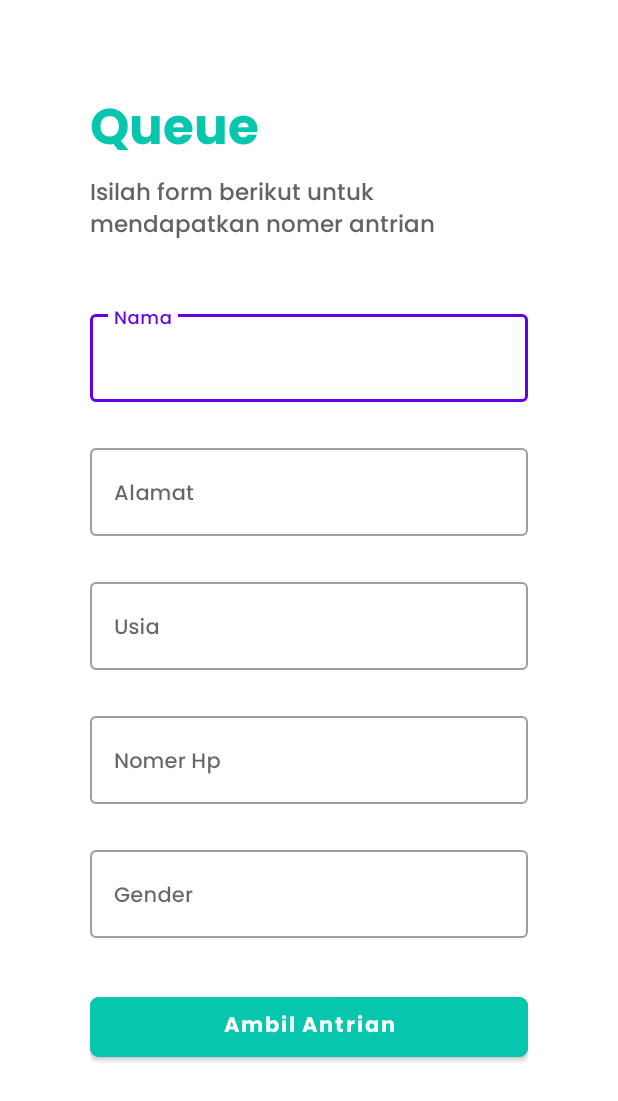
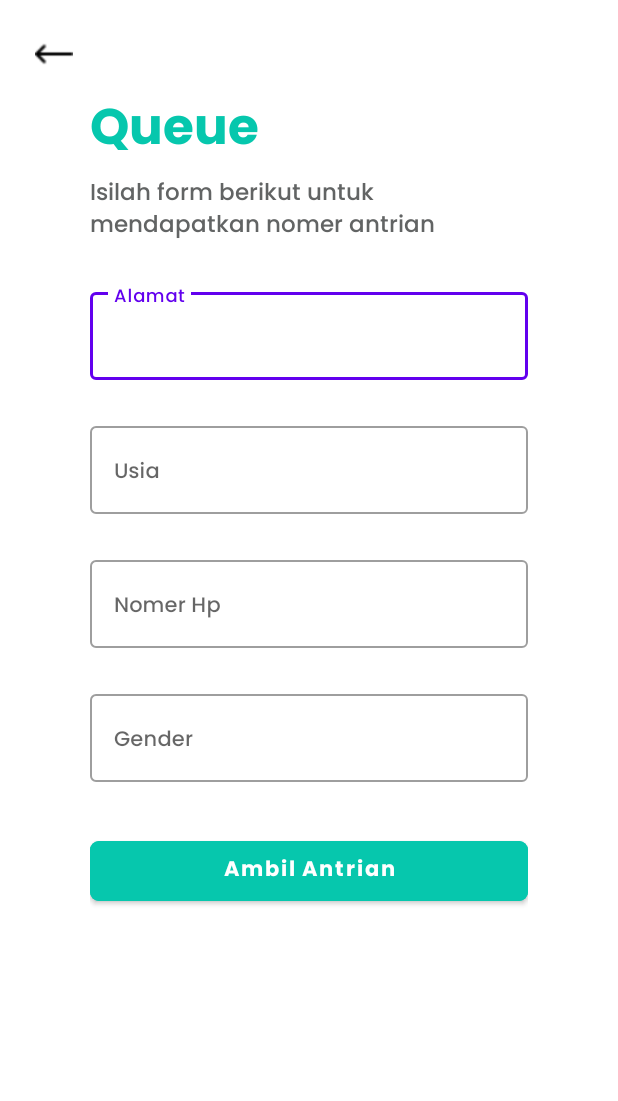
Before and after one commit to rufinaadita/android-uas, an Android app: the layout form_antrian_activity.xml on its own in the app's theme, with its tools: preview values and no code run, on a phone screen of 412 x 824 dp. Shown: the top 1101 px of the screen. Run offline under Robolectric (Android 15) with nearby library versions, the phone set to English and light mode, and no system bars; network calls fail.

Commit message:
Menambah Fitur Form Activity

```diff
--- a/app/src/main/res/layout/from_antrian_activity.xml
+++ b/app/src/main/res/layout/form_antrian_activity.xml
@@ -6,10 +6,12 @@
     android:orientation="vertical">
 
     <ImageView
+        android:id="@+id/btn_back"
         android:layout_width="25dp"
         android:layout_height="25dp"
         android:layout_marginLeft="23dp"
         android:layout_marginTop="23dp"
+        android:src="@drawable/left_arrow"
         android:text="Back"/>
 
     <LinearLayout
@@ -48,29 +50,11 @@
                 android:textColor="@color/med_grey"/>
 
             <com.google.android.material.textfield.TextInputLayout
-                android:id="@+id/tf_mail"
-                android:layout_width="match_parent"
-                android:layout_height="wrap_content"
-                android:layout_marginTop="40dp"
-                app:layout_constraintTop_toBottomOf="@id/tv_continue"
-                style="@style/Widget.MaterialComponents.TextInputLayout.OutlinedBox"
-                android:hint="Nama">
-
-                <com.google.android.material.textfield.TextInputEditText
-                    android:layout_width="match_parent"
-                    android:layout_height="wrap_content"
-                    app:boxStrokeColor="@color/blue_main"
-                    android:fontFamily="@font/poppins_medium"
-                    android:textSize="14sp"/>
-
-            </com.google.android.material.textfield.TextInputLayout>
-
-            <com.google.android.material.textfield.TextInputLayout
                 android:id="@+id/tf_alamat"
                 android:layout_width="match_parent"
                 android:layout_height="wrap_content"
                 android:layout_marginTop="25dp"
-                app:layout_constraintTop_toBottomOf="@id/tf_mail"
+                app:layout_constraintTop_toBottomOf="@id/tv_continue"
                 style="@style/Widget.MaterialComponents.TextInputLayout.OutlinedBox"
                 android:hint="Alamat">
 
@@ -134,7 +118,7 @@
             </com.google.android.material.textfield.TextInputLayout>
 
             <Button
-                android:id="@+id/loginButton"
+                android:id="@+id/btn_ambil_antrian"
                 android:layout_width="match_parent"
                 android:layout_height="52dp"
                 android:layout_marginTop="33dp"
```
Also changed, not shown: app/src/main/java/com/kelompok9/projekantrian/AntrianActivity.kt (added, +112 -0 lines), gradle/wrapper/gradle-wrapper.properties.
